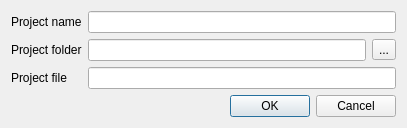
Qt form src/ugeneui/src/project_support/CreateNewProjectWidget.ui (violethaze74/ugene) before a commit.
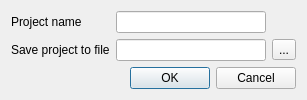
The same form after that commit.

Commit message: UGENE-6762 Use one parameter to specify a project file (#98)

```diff
--- a/src/ugeneui/src/project_support/CreateNewProjectWidget.ui
+++ b/src/ugeneui/src/project_support/CreateNewProjectWidget.ui
@@ -6,8 +6,8 @@
    <rect>
     <x>0</x>
     <y>0</y>
-    <width>407</width>
-    <height>121</height>
+    <width>307</width>
+    <height>95</height>
    </rect>
   </property>
   <property name="sizePolicy">
@@ -29,35 +29,25 @@
        </property>
       </widget>
      </item>
-     <item row="0" column="1" colspan="2">
+     <item row="0" column="1">
       <widget class="QLineEdit" name="projectNameEdit"/>
      </item>
      <item row="1" column="0">
-      <widget class="QLabel" name="projectFolderLabel">
-       <property name="text">
-        <string>Project folder</string>
-       </property>
-      </widget>
-     </item>
-     <item row="1" column="2">
-      <widget class="QToolButton" name="folderSelectButton">
-       <property name="text">
-        <string>...</string>
-       </property>
-      </widget>
-     </item>
-     <item row="2" column="0">
       <widget class="QLabel" name="projectFileLabel">
        <property name="text">
-        <string>Project file</string>
+        <string>Save project to file</string>
        </property>
       </widget>
      </item>
-     <item row="2" column="1" colspan="2">
-      <widget class="QLineEdit" name="projectFileEdit"/>
-     </item>
      <item row="1" column="1">
-      <widget class="QLineEdit" name="projectFolderEdit"/>
+      <widget class="QLineEdit" name="projectFilePathEdit"/>
+     </item>
+     <item row="1" column="2">
+      <widget class="QToolButton" name="fileSelectButton">
+       <property name="text">
+        <string>...</string>
+       </property>
+      </widget>
      </item>
     </layout>
    </item>
```
Left out of the diff: 6 changed lines with no effect on the pictures. The commit also changes 20 other files.
